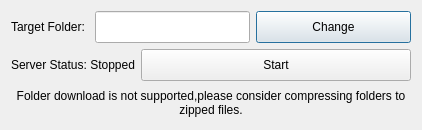
First picture: the form in Console/UI/FileServerUI.ui, repository yang-zhongtian/PYCM, before the edit.
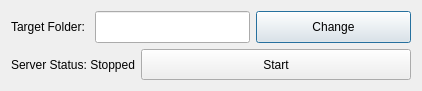
Second picture: the form after the edit. Icons and pictures are not drawn.

```diff
--- a/Console/UI/FileServerUI.ui
+++ b/Console/UI/FileServerUI.ui
@@ -7,7 +7,7 @@
     <x>0</x>
     <y>0</y>
     <width>422</width>
-    <height>130</height>
+    <height>91</height>
    </rect>
   </property>
   <property name="sizePolicy">
@@ -29,7 +29,7 @@
    <iconset resource="../Resources/Resources.qrc">
     <normaloff>:/Core/Core/Logo.png</normaloff>:/Core/Core/Logo.png</iconset>
   </property>
-  <layout class="QVBoxLayout" name="main_layout" stretch="0,0,0">
+  <layout class="QVBoxLayout" name="main_layout" stretch="0,0">
    <item>
     <layout class="QHBoxLayout" name="working_folder_layout">
      <item>
@@ -94,19 +94,6 @@
      </item>
     </layout>
    </item>
-   <item>
-    <widget class="QLabel" name="no_folder_notice">
-     <property name="text">
-      <string>&lt;html&gt;&lt;head/&gt;&lt;body&gt;&lt;p&gt;Folder download is not supported,please consider compressing folders to zipped files.&lt;/p&gt;&lt;/body&gt;&lt;/html&gt;</string>
-     </property>
-     <property name="alignment">
-      <set>Qt::AlignCenter</set>
-     </property>
-     <property name="wordWrap">
-      <bool>true</bool>
-     </property>
-    </widget>
-   </item>
   </layout>
  </widget>
  <resources>
```
